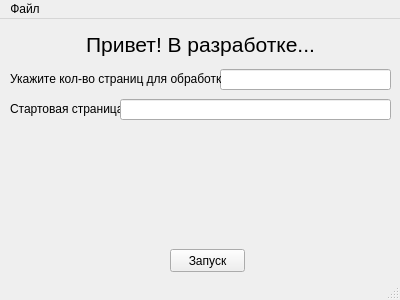
Above: JoyParse/MainFormDesign.ui from Aelih/python before the change. Below: the same form after it.
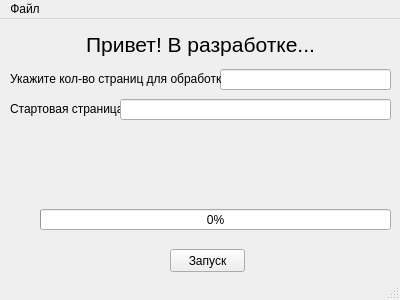
That is the form after the change. Icons and pictures are not drawn.

Commit message: На форму добавлен progressBar

What changed in the file:
```diff
--- a/JoyParse/MainFormDesign.ui
+++ b/JoyParse/MainFormDesign.ui
@@ -111,6 +111,25 @@
      <bool>false</bool>
     </property>
    </widget>
+   <widget class="QProgressBar" name="progressBar">
+    <property name="enabled">
+     <bool>true</bool>
+    </property>
+    <property name="geometry">
+     <rect>
+      <x>40</x>
+      <y>190</y>
+      <width>351</width>
+      <height>21</height>
+     </rect>
+    </property>
+    <property name="value">
+     <number>0</number>
+    </property>
+    <property name="textVisible">
+     <bool>true</bool>
+    </property>
+   </widget>
   </widget>
   <widget class="QMenuBar" name="menubar">
    <property name="geometry">
```
The commit also changes 1 other file.
